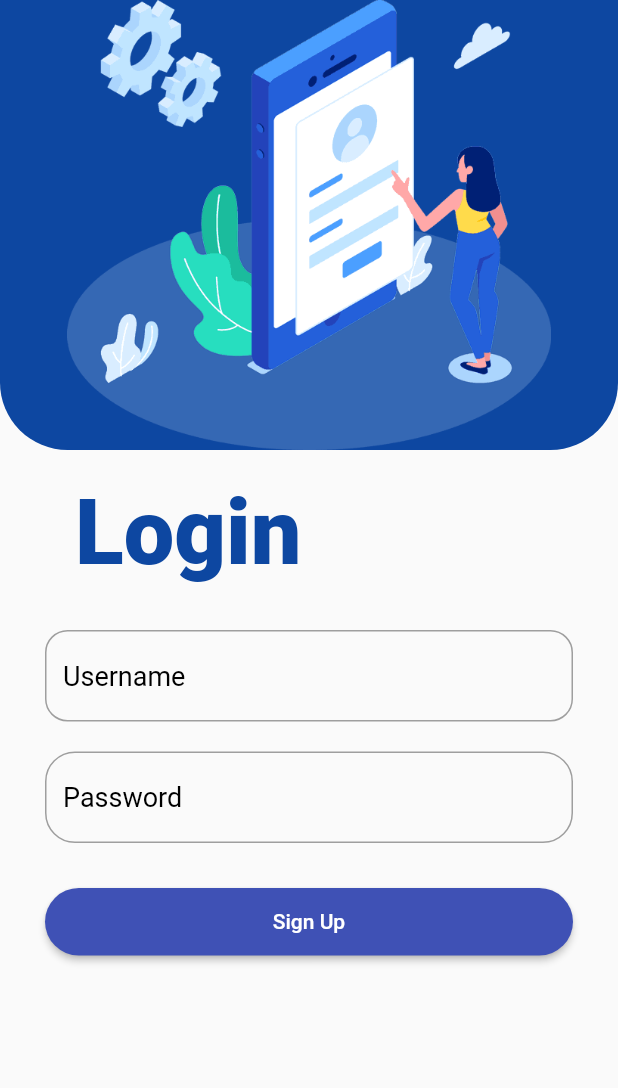
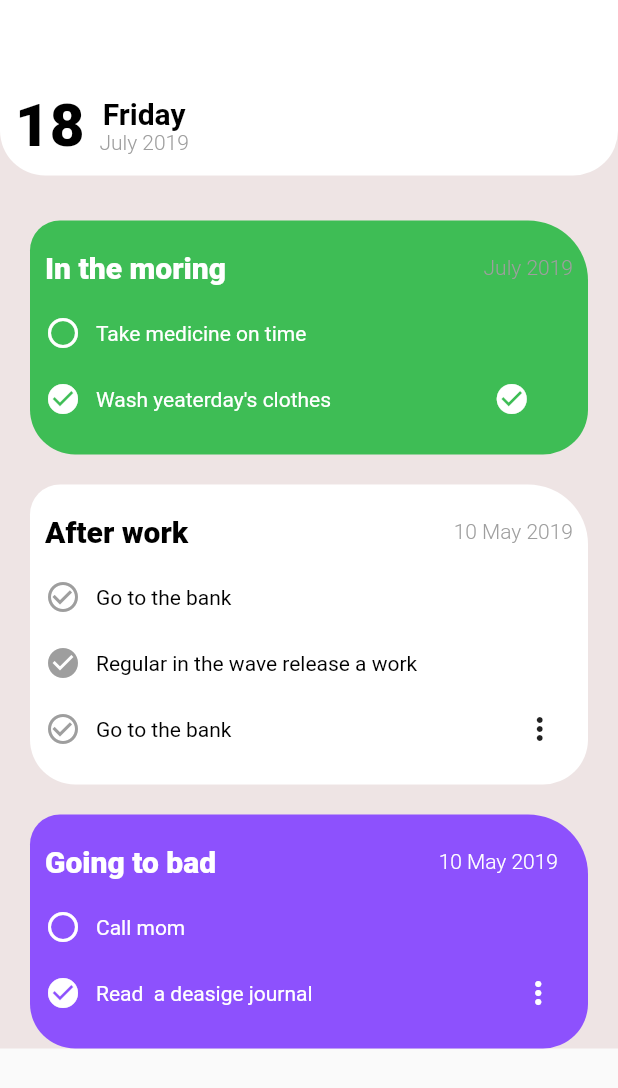
Before and after one commit to EnAhmad23/goal_screen, a Flutter app: the screen it shows after launch, on a phone screen of 412 x 824 dp. Shown: the top 1088 px of the screen. Run offline on Flutter 3.47's test engine with Material 2 defaults, Android fonts, the phone set to English and light mode, and no system bars; Roboto replaces fonts that are missing (Strikethrough, bold).

Commit message:
Ahmad last updates

```diff
--- /dev/null
+++ b/lib/ex.dart
@@ -0,0 +1,304 @@
+import 'package:flutter/cupertino.dart';
+import 'package:flutter/material.dart';
+
+class Ex1 extends StatelessWidget {
+  const Ex1({super.key});
+
+  @override
+  Widget build(BuildContext context) {
+    return Scaffold(
+      body: SingleChildScrollView(
+        child: SafeArea(
+            child: Container(
+          color: Color.fromARGB(255, 238, 228, 228),
+          child: Column(
+            children: [
+              Container(
+                margin: EdgeInsets.only(bottom: 30),
+                padding: EdgeInsets.only(top: 60, bottom: 10, left: 10),
+                decoration: const BoxDecoration(
+                    borderRadius: BorderRadius.only(
+                        bottomLeft: Radius.circular(30),
+                        bottomRight: Radius.circular(30)),
+                    color: Colors.white),
+                child: Row(
+                  children: [
+                    const Text(
+                      '18 ',
+                      style: TextStyle(
+                          color: Colors.black,
+                          fontSize: 40,
+                          fontWeight: FontWeight.w800),
+                    ),
+                    Column(
+                      children: const [
+                        Text(
+                          'Friday',
+                          style: TextStyle(
+                              color: Colors.black,
+                              fontSize: 20,
+                              fontWeight: FontWeight.w700),
+                        ),
+                        Text(
+                          'July 2019',
+                          style: TextStyle(
+                              color: Colors.grey, fontWeight: FontWeight.w300),
+                        )
+                      ],
+                    )
+                  ],
+                ),
+              ),
+              Container(
+                margin: EdgeInsets.symmetric(horizontal: 20),
+                padding:
+                    EdgeInsets.only(top: 20, bottom: 25, left: 10, right: 10),
+                decoration: const BoxDecoration(
+                    borderRadius: BorderRadius.only(
+                        topRight: Radius.circular(40),
+                        topLeft: Radius.circular(20),
+                        bottomLeft: Radius.circular(30),
+                        bottomRight: Radius.circular(30)),
+                    color: Color.fromARGB(255, 62, 189, 85)),
+                child: Column(
+                  children: [
+                    Row(
+                      mainAxisAlignment: MainAxisAlignment.spaceBetween,
+                      children: const [
+                        Text(
+                          'In the moring ',
+                          style: TextStyle(
+                              color: Colors.white,
+                              fontSize: 20,
+                              fontWeight: FontWeight.w800),
+                        ),
+                        Text(
+                          'July 2019',
+                          style: TextStyle(
+                              color: Colors.grey, fontWeight: FontWeight.w300),
+                        )
+                      ],
+                    ),
+                    const SizedBox(
+                      height: 20,
+                    ),
+                    Row(
+                      children: const [
+                        Icon(
+                          Icons.circle_outlined,
+                          color: Colors.white,
+                        ),
+                        SizedBox(
+                          width: 10,
+                        ),
+                        Text(
+                          'Take medicine on time ',
+                          style: TextStyle(color: Colors.white),
+                        )
+                      ],
+                    ),
+                    const SizedBox(
+                      height: 20,
+                    ),
+                    Row(
+                      children: const [
+                        Icon(
+                          Icons.check_circle,
+                          color: Colors.white,
+                        ),
+                        SizedBox(
+                          width: 10,
+                        ),
+                        Text(
+                          'Wash yeaterday\'s clothes ',
+                          style: TextStyle(
+                              color: Colors.white, fontFamily: 'Strikethrough'),
+                        ),
+                        SizedBox(
+                          width: 105,
+                        ),
+                        Icon(
+                          Icons.check_circle,
+                          color: Colors.white,
+                        ),
+                      ],
+                    )
+                  ],
+                ),
+              ),
+              Container(
+                margin: EdgeInsets.symmetric(horizontal: 20, vertical: 20),
+                padding:
+                    EdgeInsets.only(top: 20, bottom: 25, left: 10, right: 10),
+                decoration: const BoxDecoration(
+                    borderRadius: BorderRadius.only(
+                        topRight: Radius.circular(40),
+                        topLeft: Radius.circular(20),
+                        bottomLeft: Radius.circular(30),
+                        bottomRight: Radius.circular(30)),
+                    color: Colors.white),
+                child: Column(
+                  children: [
+                    Row(
+                      mainAxisAlignment: MainAxisAlignment.spaceBetween,
+                      children: const [
+                        Text(
+                          'After work ',
+                          style: TextStyle(
+                              color: Colors.black,
+                              fontSize: 20,
+                              fontWeight: FontWeight.w800),
+                        ),
+                        Text(
+                          '10 May 2019',
+                          style: TextStyle(
+                              color: Colors.grey, fontWeight: FontWeight.w300),
+                        )
+                      ],
+                    ),
+                    const SizedBox(
+                      height: 20,
+                    ),
+                    Row(
+                      children: const [
+                        Icon(
+                          Icons.check_circle_outline,
+                          color: Colors.grey,
+                        ),
+                        SizedBox(
+                          width: 10,
+                        ),
+                        Text(
+                          'Go to the bank ',
+                          style: TextStyle(color: Colors.black),
+                        )
+                      ],
+                    ),
+                    const SizedBox(
+                      height: 20,
+                    ),
+                    Row(
+                      children: const [
+                        Icon(
+                          Icons.check_circle,
+                          color: Colors.grey,
+                        ),
+                        SizedBox(
+                          width: 10,
+                        ),
+                        Text(
+                          'Regular in the wave release a work',
+                          style: TextStyle(
+                              color: Colors.black, fontFamily: 'Strikethrough'),
+                        ),
+                      ],
+                    ),
+                    const SizedBox(
+                      height: 20,
+                    ),
+                    Row(
+                      children: const [
+                        Icon(
+                          Icons.check_circle_outline,
+                          color: Colors.grey,
+                        ),
+                        SizedBox(
+                          width: 10,
+                        ),
+                        Text(
+                          'Go to the bank ',
+                          style: TextStyle(color: Colors.black),
+                        ),
+                        SizedBox(
+                          width: 190,
+                        ),
+                        Icon(Icons.more_vert_outlined)
+                      ],
+                    )
+                  ],
+                ),
+              ),
+              Container(
+                margin: EdgeInsets.symmetric(horizontal: 20),
+                padding:
+                    EdgeInsets.only(top: 20, bottom: 25, left: 10, right: 20),
+                decoration: const BoxDecoration(
+                    borderRadius: BorderRadius.only(
+                        topRight: Radius.circular(40),
+                        topLeft: Radius.circular(20),
+                        bottomLeft: Radius.circular(30),
+                        bottomRight: Radius.circular(30)),
+                    color: Color.fromARGB(255, 141, 81, 253)),
+                child: Column(
+                  children: [
+                    Row(
+                      mainAxisAlignment: MainAxisAlignment.spaceBetween,
+                      children: const [
+                        Text(
+                          'Going to bad ',
+                          style: TextStyle(
+                              color: Colors.white,
+                              fontSize: 20,
+                              fontWeight: FontWeight.w800),
+                        ),
+                        Text(
+                          '10 May 2019',
+                          style: TextStyle(
+                              color: Colors.white, fontWeight: FontWeight.w300),
+                        )
+                      ],
+                    ),
+                    const SizedBox(
+                      height: 20,
+                    ),
+                    Row(
+                      children: const [
+                        Icon(
+                          Icons.circle_outlined,
+                          color: Colors.white,
+                        ),
+                        SizedBox(
+                          width: 10,
+                        ),
+                        Text(
+                          'Call mom ',
+                          style: TextStyle(color: Colors.white),
+                        )
+                      ],
+                    ),
+                    const SizedBox(
+                      height: 20,
+                    ),
+                    Row(
+                      children: const [
+                        Icon(
+                          Icons.check_circle,
+                          color: Colors.white,
+                        ),
+                        SizedBox(
+                          width: 10,
+                        ),
+                        Text(
+                          'Read  a deasige journal ',
+                          style: TextStyle(
+                              color: Colors.white, fontFamily: 'Strikethrough'),
+                        ),
+                        SizedBox(
+                          width: 135,
+                        ),
+                        Icon(
+                          Icons.more_vert_outlined,
+                          color: Colors.white,
+                        ),
+                      ],
+                    )
+                  ],
+                ),
+              )
+            ],
+          ),
+        )),
+      ),
+    );
+  }
+}
--- a/lib/home_screen.dart
+++ b/lib/home_screen.dart
@@ -6,7 +6,9 @@ class HomeScreen extends StatelessWidget {
   @override
   Widget build(BuildContext context) {
     return Scaffold(
-      body: SingleChildScrollView(
+      body: SafeArea(
+        child: SingleChildScrollView(
+          // physics: const BouncingScrollPhysics(),
           child: Column(
             crossAxisAlignment: CrossAxisAlignment.start,
             mainAxisAlignment: MainAxisAlignment.start,
@@ -37,13 +39,13 @@ class HomeScreen extends StatelessWidget {
                   padding:
                       const EdgeInsets.symmetric(vertical: 10, horizontal: 30),
                   child: TextFormField(
-                  style: const TextStyle(color: Colors.white, fontSize: 18),
+                    style: const TextStyle(color: Colors.black, fontSize: 18),
                     keyboardType: TextInputType.name,
                     decoration: const InputDecoration(
                         hintText: "Username",
                         hintStyle: TextStyle(color: Colors.black),
                         enabledBorder: OutlineInputBorder(
-                          borderRadius: BorderRadius.all(Radius.circular(15)),
+                            borderRadius:BorderRadius.all(Radius.circular(30)),
                             borderSide: BorderSide(color: Colors.grey)),
                         focusedBorder: OutlineInputBorder(
                           borderSide: BorderSide(color: Colors.black),
@@ -52,16 +54,16 @@ class HomeScreen extends StatelessWidget {
               Padding(
                 padding: const EdgeInsets.symmetric(vertical: 10, horizontal: 30),
                 child: TextFormField(
-                style: const TextStyle(color: Colors.white, fontSize: 18),
+                  style: const TextStyle(color: Colors.black, fontSize: 18),
                   keyboardType: TextInputType.visiblePassword,
                   decoration: const InputDecoration(
                     hintText: "Password",
                     hintStyle: TextStyle(color: Colors.black),
                     enabledBorder: OutlineInputBorder(
-                      borderRadius: BorderRadius.all(Radius.circular(20)),
+                        borderRadius: BorderRadius.all(Radius.circular(30)),
                         borderSide: BorderSide(color: Colors.grey)),
-                  // focusedBorder: UnderlineInputBorder(
-                  //     borderSide: BorderSide(color: Colors.black))
+                    focusedBorder: OutlineInputBorder(
+                        borderSide: BorderSide(color: Colors.black))
                   ),
                 ),
               ),
@@ -91,6 +93,7 @@ class HomeScreen extends StatelessWidget {
             ],
           ),
         ),
+      ),
     );
     throw UnimplementedError();
   }
--- a/lib/main.dart
+++ b/lib/main.dart
@@ -1,4 +1,7 @@
 import 'package:flutter/material.dart';
+import 'package:montada/ex.dart';
+import 'package:montada/ex1.dart';
+import 'package:montada/ex2.dart';
 import 'package:montada/home_screen.dart';
 
 void main() {
@@ -11,10 +14,10 @@ class MyApp extends StatelessWidget {
   // This widget is the root of your application.
   @override
   Widget build(BuildContext context) {
-    return MaterialApp(
+    return const MaterialApp(
       title: 'Flutter Demo',
       debugShowCheckedModeBanner: false,
-      home:  HomeScreen(),
+      home: Ex1(),
     );
   }
 }
```
Also changed, not shown: lib/ex1.dart (added, +60 -0 lines), lib/ex2.dart (added, +91 -0 lines), lib/lec_02.dart (added). Lines whose indentation alone changed are shown as unchanged.
